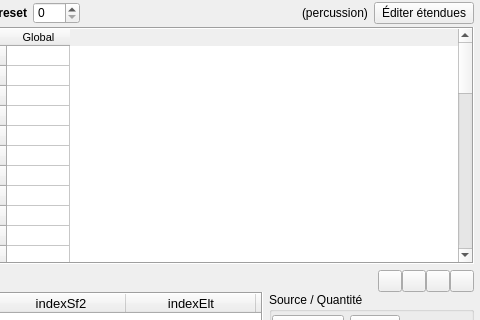
Before: the Qt Designer form trunk/pages/page_prst.ui in davy7125/polyphone, drawn with Qt 5; both pictures show x 142 to 622 and y 0 to 320 of the 622 by 428 pixel window.
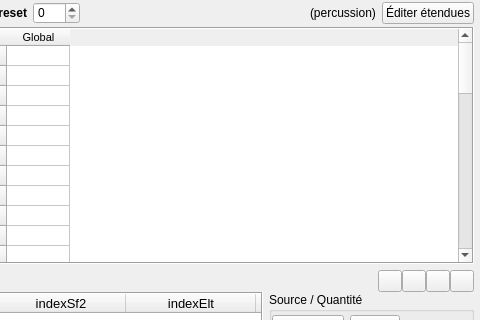
After: the same form once the commit is applied. Icons and pictures are not drawn. Custom widgets are drawn as their Qt base class.

The edit to the form file:
```diff
--- a/trunk/pages/page_prst.ui
+++ b/trunk/pages/page_prst.ui
@@ -169,18 +169,6 @@
       </item>
       <item>
        <widget class="QPushButton" name="pushRangeMode">
-        <property name="minimumSize">
-         <size>
-          <width>100</width>
-          <height>0</height>
-         </size>
-        </property>
-        <property name="maximumSize">
-         <size>
-          <width>100</width>
-          <height>16777215</height>
-         </size>
-        </property>
         <property name="focusPolicy">
          <enum>Qt::NoFocus</enum>
         </property>
```
